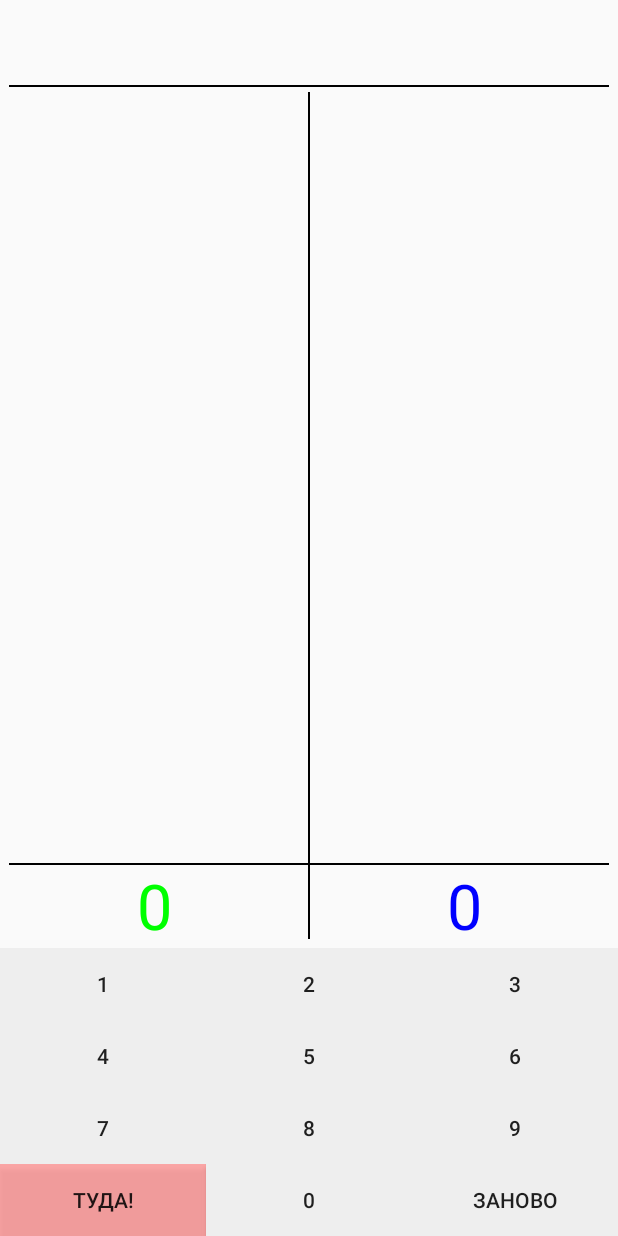
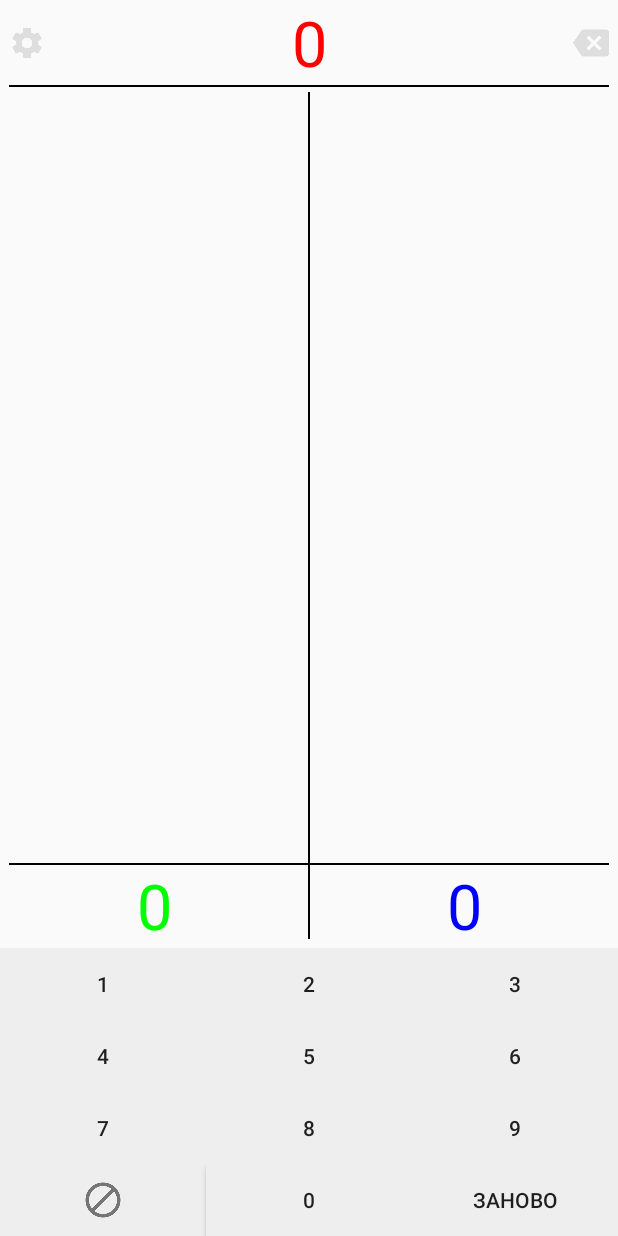
Before and after one commit to vedmitry7/DominoScoreCounter, an Android app: the screen it shows after launch (MainActivity), on a phone screen of 412 x 824 dp. Run offline under Robolectric (Android 15) with nearby library versions, the phone set to English and light mode, and no system bars.

Commit message:
second commit. Finish with logic replace text view to list view. add buttons settings and backspace.

```diff
--- a/app/build.gradle
+++ b/app/build.gradle
@@ -20,10 +20,11 @@ android {
 }
 
 dependencies {
-    compile fileTree(dir: 'libs', include: ['*.jar'])
+    compile fileTree(include: ['*.jar'], dir: 'libs')
     androidTestCompile('com.android.support.test.espresso:espresso-core:2.2.2', {
         exclude group: 'com.android.support', module: 'support-annotations'
     })
     compile 'com.android.support:appcompat-v7:25.1.0'
     testCompile 'junit:junit:4.12'
+    compile 'com.android.support:recyclerview-v7:25.1.0'
 }
--- a/app/src/main/AndroidManifest.xml
+++ b/app/src/main/AndroidManifest.xml
@@ -8,7 +8,8 @@
         android:label="@string/app_name"
         android:supportsRtl="true"
         android:theme="@style/AppTheme">
-        <activity android:name=".MainActivity">
+        <activity android:name=".MainActivity"
+            android:screenOrientation="portrait">
             <intent-filter>
                 <action android:name="android.intent.action.MAIN" />
 
--- a/app/src/main/res/layout/activity_main.xml
+++ b/app/src/main/res/layout/activity_main.xml
@@ -10,34 +10,6 @@
         android:paddingLeft="@dimen/activity_horizontal_margin"
         android:paddingRight="@dimen/activity_horizontal_margin"
         android:paddingTop="@dimen/activity_vertical_margin"-->
-
-
-    <RelativeLayout
-        android:layout_width="match_parent"
-        android:layout_height="wrap_content"
-        android:id="@+id/certain_score_layout">
-
-        <TextView
-            android:text=""
-            android:gravity="center"
-            android:textColor="#FF0000"
-            android:textSize="42sp"
-            android:id="@+id/certain_score"
-            android:layout_width="match_parent"
-            android:layout_height="wrap_content"
-            android:layout_alignParentTop="true"
-            />
-
-        <RelativeLayout
-            android:layout_below="@+id/certain_score"
-            android:layout_marginLeft="6dp"
-            android:layout_marginRight="6dp"
-            android:background="#000000"
-            android:layout_width="match_parent"
-            android:layout_height="1dp">
-        </RelativeLayout>
-
-    </RelativeLayout>
 
 
     <RelativeLayout
@@ -56,21 +28,14 @@
             android:layout_above ="@+id/final_score"
            >
 
-     <!--       <ScrollView
+<!--
+         <ScrollView
                 android:clickable="true"
                 android:onClick="onClick"
                 android:id="@+id/first_scroll"
                 android:layout_weight="1"
                 android:layout_width="match_parent"
                 android:layout_height="match_parent">
-                <TextView
-                    android:textSize="24sp"
-                    android:text=""
-                    android:id="@+id/first_score_board"
-                    android:layout_width="match_parent"
-                    android:layout_height="wrap_content" />
-
-            </ScrollView>-->
              <TextView
                  android:onClick="onClick"
                  android:textSize="44sp"
@@ -81,6 +46,30 @@
                  android:layout_width="match_parent"
                  android:layout_height="match_parent" />
 
+            </ScrollView>
+-->
+
+
+            <ListView
+                android:paddingRight="6dp"
+                android:paddingLeft="6dp"
+                android:id="@+id/firstListView"
+                android:layout_width="match_parent"
+                android:layout_height="match_parent"
+                android:layout_weight="1"
+                android:divider="@android:color/black"
+                android:dividerHeight="1dp"
+                android:scrollbars="none"/>
+
+  <!--      <android.support.v7.widget.RecyclerView
+            android:id="@+id/recycler"
+            android:layout_width="match_parent"
+            android:layout_height="match_parent"
+            android:layout_weight="1"
+        >
+
+        </android.support.v7.widget.RecyclerView>
+-->
 
             <RelativeLayout
                 android:layout_marginTop="3dp"
@@ -102,15 +91,26 @@
                         android:layout_height="wrap_content" />
                 </ScrollView>-->
 
-            <TextView
-                android:onClick="onClick"
+          <!--  <TextView
                 android:textSize="44sp"
                 android:text=""
+                android:onClick="onClick"
                 android:gravity="center_horizontal"
                 android:layout_weight="1"
                 android:id="@+id/second_score_board"
                 android:layout_width="match_parent"
-                android:layout_height="match_parent" />
+                android:layout_height="match_parent" />-->
+
+            <ListView
+                android:paddingRight="6dp"
+                android:paddingLeft="6dp"
+                android:id="@+id/second_list_view"
+                android:layout_width="match_parent"
+                android:layout_height="match_parent"
+                android:layout_weight="1"
+                android:divider="@android:color/black"
+                android:dividerHeight="1dp"
+                android:scrollbars="none"/>
 
 
 
@@ -183,6 +183,73 @@
 
         </LinearLayout>
 
+
+    </RelativeLayout>
+
+
+
+
+
+
+
+
+
+
+
+
+    <RelativeLayout
+        android:layout_width="match_parent"
+        android:layout_height="wrap_content"
+        android:id="@+id/certain_score_layout"
+        android:layout_alignParentTop="true"
+        android:layout_alignParentLeft="true"
+        android:layout_alignParentStart="true">
+
+
+        <Button
+            android:layout_marginLeft="6dp"
+            android:id="@+id/btn_setting"
+            android:onClick="onClick"
+            android:layout_width="24dp"
+            android:layout_height="24dp"
+            android:alpha="0.2"
+            android:background="@drawable/ic_settings_grey600_36dp"
+            android:layout_centerVertical="true"
+            android:layout_alignParentLeft="true"
+            />
+
+        <RelativeLayout
+            android:layout_below="@+id/certain_score"
+            android:layout_marginLeft="6dp"
+            android:layout_marginRight="6dp"
+            android:background="#000000"
+            android:layout_width="match_parent"
+            android:layout_height="1dp">
+        </RelativeLayout>
+
+        <Button
+            android:layout_marginRight="6dp"
+            android:id="@+id/backspace"
+            android:onClick="onClick"
+            android:layout_width="24dp"
+            android:layout_height="24dp"
+            android:alpha="0.2"
+            android:background="@drawable/ic_backspace_grey600_48dp"
+            android:layout_centerVertical="true"
+            android:layout_alignParentRight="true"
+             />
+
+        <TextView
+            android:text="0"
+            android:gravity="center"
+            android:textColor="#FF0000"
+            android:textSize="42sp"
+            android:id="@+id/certain_score"
+            android:layout_width="match_parent"
+            android:layout_height="wrap_content"
+            android:layout_alignParentTop="true"
+            android:layout_toLeftOf="@+id/backspace"
+            android:layout_toRightOf="@+id/btn_setting"/>
 
     </RelativeLayout>
 
@@ -270,6 +337,7 @@
             android:orientation="horizontal">
 
             <Button
+
                 android:text="7"
                 android:background="#eee"
 
@@ -301,15 +369,18 @@
 
         <LinearLayout
             android:layout_width="match_parent"
-            android:layout_height="wrap_content"
+            android:layout_height="48dp"
             android:orientation="horizontal">
 
-            <Button
-                android:background="#55FF0000"
-                android:text="ТУДА!"
-                android:id="@+id/tuda"
-                android:onClick="onClick"
-                android:layout_width="wrap_content"
+            <ImageButton
+                android:id="@+id/cancel"
+                android:background="#eee"
+                android:src="@drawable/ic_cancel_grey600_48dp"
+                android:layout_gravity="center"
+                android:scaleType="centerInside"
+                android:onClick="onClickCancel"
+                android:layout_width="0dp"
+                android:padding="10dp"
                 android:layout_height="wrap_content"
                 android:layout_weight="1"/>
 
@@ -319,19 +390,18 @@
 
                 android:id="@+id/btn_0"
                 android:onClick="onClick"
-                android:layout_width="wrap_content"
+                android:layout_width="0dp"
                 android:layout_height="wrap_content"
                 android:layout_weight="1"/>
             <Button
                 android:text="Заново"
                 android:background="#eee"
-
                 android:onClick="newGame"
-                android:layout_width="wrap_content"
+                android:layout_width="0dp"
                 android:layout_height="wrap_content"
                 android:layout_weight="1"/>
 
         </LinearLayout>
 
-    </LinearLayout>
+    </LinearLayout>Z
 </RelativeLayout>
```
Also changed, not shown: app/src/main/java/com/example/dmitryvedmed/dominocounter/MainActivity.java (+118 -97 lines), app/src/main/res/layout/list_item.xml (added, +8 -0 lines), app/src/main/assets/font/BRADHITC.TTF (added), app/src/main/assets/font/ITCBLKAD.TTF (added), app/src/main/assets/font/MISTRAL.TTF (added), app/src/main/assets/font/adventure_regular.ttf (added), app/src/main/assets/font/mistral_regular.ttf (added), app/src/main/res/drawable/ic_backspace_grey600_48dp.png (added), app/src/main/res/drawable/ic_cancel_grey600_18dp.png (added), app/src/main/res/drawable/ic_cancel_grey600_48dp.png (added), app/src/main/res/drawable/ic_settings_grey600_36dp.png (added). Lines whose indentation alone changed are shown as unchanged.
